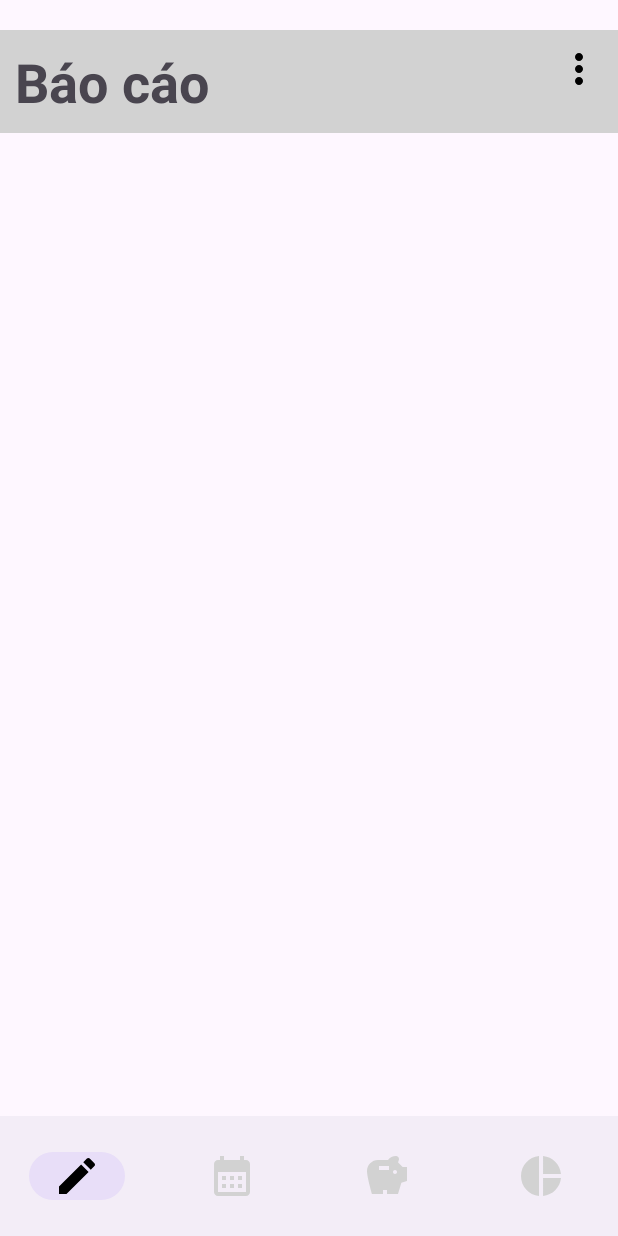
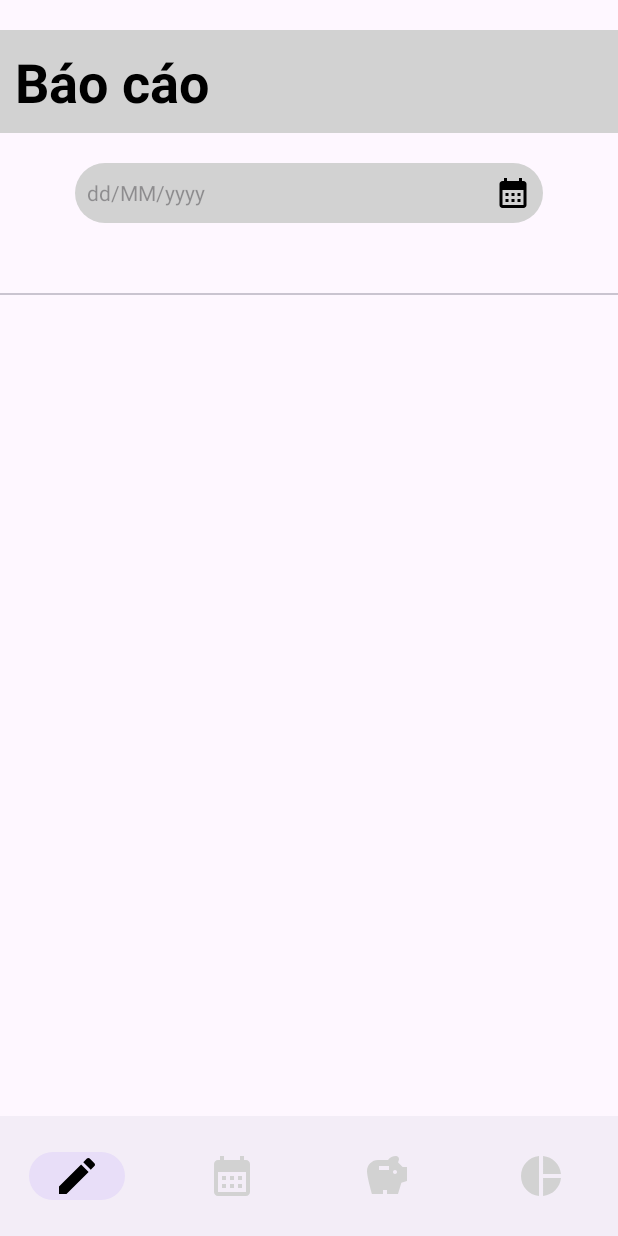
Before and after one commit to NHD04072004/BTL-android, an Android app: the layout activity_report.xml on its own in the app's theme, with its tools: preview values and no code run, on a phone screen of 412 x 824 dp. Run offline under Robolectric (Android 15) with nearby library versions, the phone set to English and light mode, and no system bars.

Commit message:
oke done

```diff
--- a/app/src/main/java/com/example/quanlychitieu/MainActivity.java
+++ b/app/src/main/java/com/example/quanlychitieu/MainActivity.java
@@ -2,7 +2,6 @@ package com.example.quanlychitieu;
 
 import android.content.Intent;
 import android.os.Bundle;
-import android.util.Log;
 import android.view.MenuInflater;
 import android.view.MenuItem;
 import android.view.View;
@@ -23,7 +22,7 @@ import com.google.android.material.tabs.TabLayout;
 public class MainActivity extends AppCompatActivity {
     private TabLayout tabLayout;
     private ViewPager2 viewPager2;
-    private ViewPagerAdapter adapter;
+    private MainViewPagerAdapter adapter;
     private ImageButton btnMore;
     private ActivityResultLauncher<Intent> addCategoryLauncher;
 
@@ -77,7 +76,7 @@ public class MainActivity extends AppCompatActivity {
         tabLayout.addTab(tabLayout.newTab().setText("Tiền chi"));
         tabLayout.addTab(tabLayout.newTab().setText("Tiền thu"));
         FragmentManager fragmentManager = getSupportFragmentManager();
-        adapter = new ViewPagerAdapter(fragmentManager, getLifecycle());
+        adapter = new MainViewPagerAdapter(fragmentManager, getLifecycle());
         viewPager2.setAdapter(adapter);
         tabLayout.addOnTabSelectedListener(new TabLayout.OnTabSelectedListener() {
             @Override
--- a/app/src/main/java/com/example/quanlychitieu/ViewPagerAdapter.java
+++ b/app/src/main/java/com/example/quanlychitieu/MainViewPagerAdapter.java
@@ -6,8 +6,8 @@ import androidx.fragment.app.FragmentManager;
 import androidx.lifecycle.Lifecycle;
 import androidx.viewpager2.adapter.FragmentStateAdapter;
 
-public class ViewPagerAdapter extends FragmentStateAdapter {
-    public ViewPagerAdapter(@NonNull FragmentManager fragmentManager, @NonNull Lifecycle lifecycle) {
+public class MainViewPagerAdapter extends FragmentStateAdapter {
+    public MainViewPagerAdapter(@NonNull FragmentManager fragmentManager, @NonNull Lifecycle lifecycle) {
         super(fragmentManager, lifecycle);
     }
 
--- /dev/null
+++ b/app/src/main/res/drawable/baseline_arrow_back_ios_24.xml
@@ -0,0 +1,5 @@
+<vector xmlns:android="http://schemas.android.com/apk/res/android" android:autoMirrored="true" android:height="24dp" android:tint="#000000" android:viewportHeight="24" android:viewportWidth="24" android:width="24dp">
+
+    <path android:fillColor="@android:color/white" android:pathData="M11.67,3.87L9.9,2.1 0,12l9.9,9.9 1.77,-1.77L3.54,12z"/>
+
+</vector>
--- /dev/null
+++ b/app/src/main/res/drawable/baseline_arrow_forward_ios_24.xml
@@ -0,0 +1,5 @@
+<vector xmlns:android="http://schemas.android.com/apk/res/android" android:autoMirrored="true" android:height="24dp" android:tint="#000000" android:viewportHeight="24" android:viewportWidth="24" android:width="24dp">
+
+    <path android:fillColor="@android:color/white" android:pathData="M6.23,20.23l1.77,1.77l10,-10l-10,-10l-1.77,1.77l8.23,8.23z"/>
+
+</vector>
--- a/app/src/main/res/layout/activity_budget.xml
+++ b/app/src/main/res/layout/activity_budget.xml
@@ -98,8 +98,8 @@
 
         <com.github.mikephil.charting.charts.PieChart
             android:id="@+id/half_chart"
-            android:layout_width="wrap_content"
-            android:layout_height="wrap_content" />
+            android:layout_width="300dp"
+            android:layout_height="300dp" />
 
         <LinearLayout
             android:layout_width="match_parent"
--- a/app/src/main/res/layout/activity_report.xml
+++ b/app/src/main/res/layout/activity_report.xml
@@ -14,27 +14,61 @@
         android:layout_height="wrap_content"
         android:background="@color/grey"
         android:orientation="horizontal"
-        android:padding="10dp">
+        android:padding="10dp"
+        app:layout_constraintEnd_toEndOf="parent"
+        app:layout_constraintStart_toStartOf="parent"
+        app:layout_constraintTop_toTopOf="parent">
 
         <TextView
             android:layout_width="0dp"
             android:layout_height="wrap_content"
             android:layout_weight="1"
             android:text="@string/report"
+            android:textColor="@color/black"
             android:textSize="@dimen/text_size_title"
             android:textStyle="bold" />
+    </LinearLayout>
 
-        <ImageButton
-            android:id="@+id/btnMore"
-            android:layout_width="wrap_content"
+    <LinearLayout
+        android:id="@+id/calendar_selected"
+        android:layout_width="match_parent"
+        android:layout_height="wrap_content"
+        android:layout_marginTop="20dp"
+        android:orientation="horizontal"
+        app:layout_constraintTop_toBottomOf="@id/tvTitle">
+
+        <EditText
+            android:id="@+id/edittextDate"
+            android:layout_width="0dp"
             android:layout_height="wrap_content"
-            android:background="?attr/selectableItemBackgroundBorderless"
-            android:contentDescription="..."
-            android:src="@drawable/baseline_more_vert_32"
-            app:tint="@color/black" />
+            android:layout_marginHorizontal="50dp"
+            android:layout_weight="1"
+            android:background="@drawable/edittext_bg"
+            android:drawableEnd="@drawable/baseline_calendar_month_24"
+            android:drawablePadding="8dp"
+            android:hint="dd/MM/yyyy"
+            android:inputType="date"
+            android:padding="8dp"
+            android:textSize="@dimen/text_size_input" />
 
     </LinearLayout>
 
+    <com.google.android.material.tabs.TabLayout
+        android:id="@+id/tab_layout"
+        android:layout_width="0dp"
+        android:layout_height="wrap_content"
+        app:layout_constraintEnd_toEndOf="parent"
+        app:layout_constraintStart_toStartOf="parent"
+        app:layout_constraintTop_toBottomOf="@id/calendar_selected" />
+
+    <androidx.viewpager2.widget.ViewPager2
+        android:id="@+id/view_pager"
+        android:layout_width="0dp"
+        android:layout_height="0dp"
+        app:layout_constraintBottom_toTopOf="@id/bottomNav"
+        app:layout_constraintEnd_toEndOf="parent"
+        app:layout_constraintStart_toStartOf="parent"
+        app:layout_constraintTop_toBottomOf="@id/tab_layout" />
 
     <com.google.android.material.bottomnavigation.BottomNavigationView
         android:id="@+id/bottomNav"
```
Also changed, not shown: app/src/main/java/com/example/quanlychitieu/BudgetActivity.java (+27 -0 lines), app/src/main/java/com/example/quanlychitieu/ReportActivity.java (+53 -3 lines), app/src/main/java/com/example/quanlychitieu/ReportChiTieuFragment.java (added, +18 -0 lines), app/src/main/java/com/example/quanlychitieu/ReportRecycleViewAdapter.java (added, +61 -0 lines), app/src/main/java/com/example/quanlychitieu/ReportThuNhapFragment.java (added, +64 -0 lines), app/src/main/java/com/example/quanlychitieu/ReportViewPagerAdapter.java (added, +25 -0 lines), app/src/main/res/layout/fragment_dialog.xml (deleted, +0 -14 lines), app/src/main/res/layout/fragment_report_chi_tieu.xml (added, +27 -0 lines), app/src/main/res/layout/fragment_report_thu_nhap.xml (added, +28 -0 lines).
